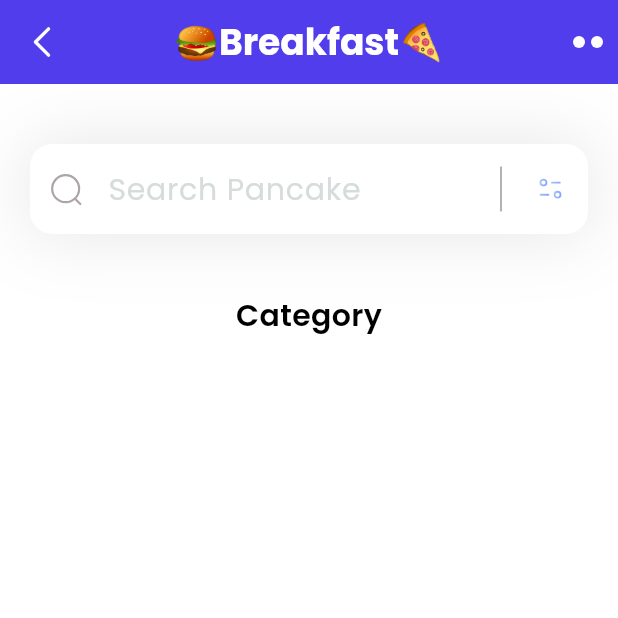
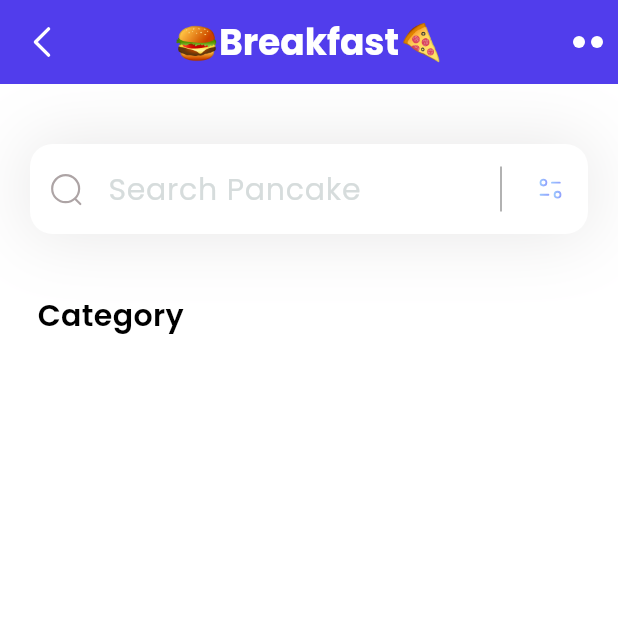
Before and after one commit to AurelioAlfons/food_app, a Flutter app: the screen it shows after launch, on a phone screen of 412 x 824 dp, the top half of it. Run offline on Flutter 3.47's test engine with Material 3 defaults, Android fonts, the phone set to English and light mode, and no system bars; our stand-ins replace flutter_svg.

Commit message:
Add the alignment for category toe the left (.start) and wrap the text in padding only let 25

```diff
--- a/lib/pages/home.dart
+++ b/lib/pages/home.dart
@@ -15,6 +15,7 @@ class HomePage extends StatelessWidget {
       appBar: appBar(),
       backgroundColor: Colors.white,
       body: Column(
+        crossAxisAlignment: CrossAxisAlignment.start,
         children: [
           _searchField(),
           const SizedBox(
@@ -22,12 +23,15 @@ class HomePage extends StatelessWidget {
           ),
           const Column(
             children: [
-              Text(
-                'Category',
-                style: TextStyle(
-                  color: Colors.black,
-                  fontSize: 20,
-                  fontWeight: FontWeight.w600,
+              Padding(
+                padding: EdgeInsets.only(left: 25),
+                child: Text(
+                  'Category',
+                  style: TextStyle(
+                    color: Colors.black,
+                    fontSize: 20,
+                    fontWeight: FontWeight.w600,
+                  ),
                 ),
               )
             ],
```
